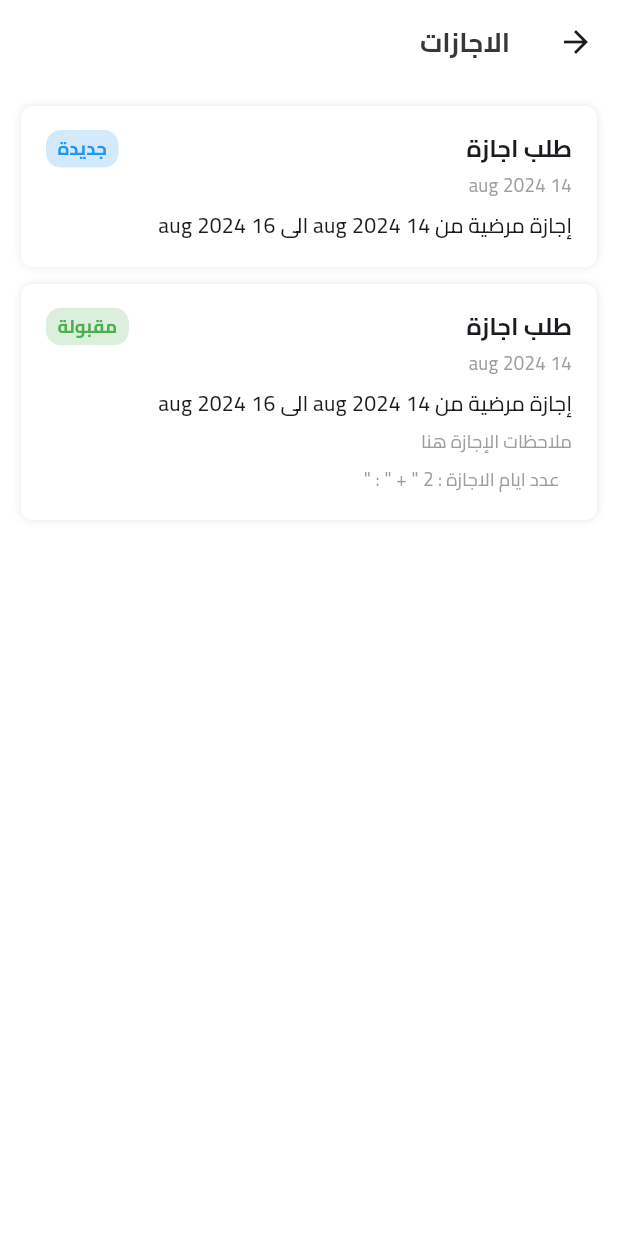
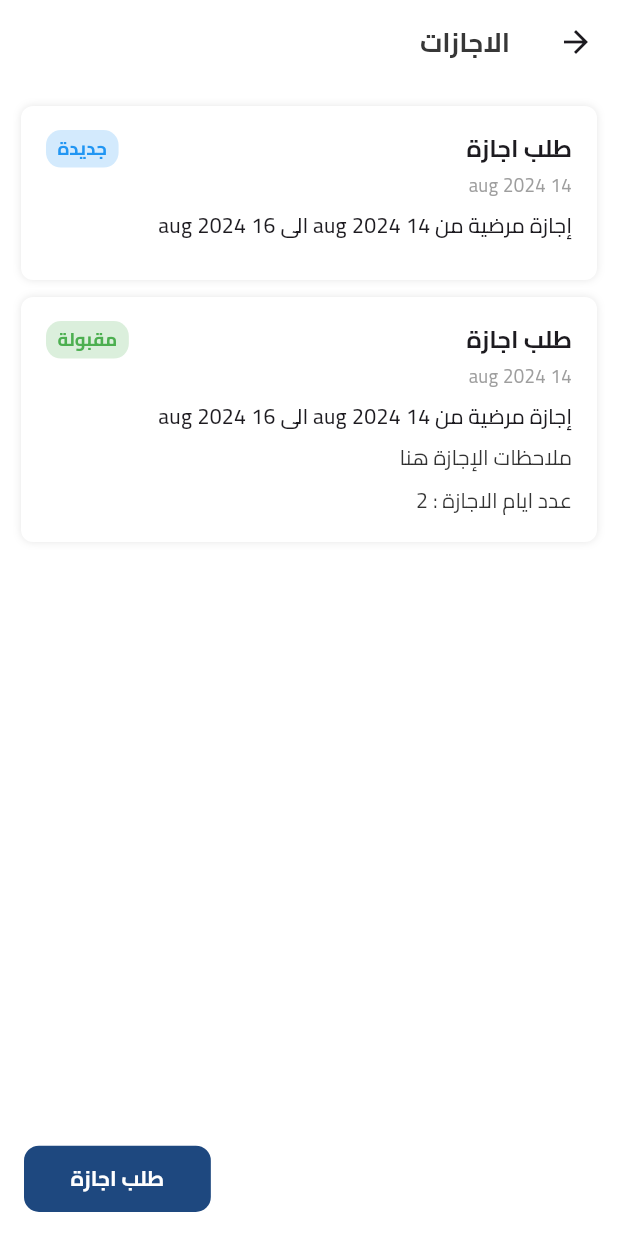
Before and after one commit to TopBusiness-Flutter-Projects/top_sale_2025, a Flutter app: the HolidaysScreen screen opened by its route, on a phone screen of 412 x 824 dp. Run offline on Flutter 3.47's test engine with Material 3 defaults, Android fonts, the phone set to English and light mode, and no system bars; our stand-ins replace auto_size_text, cached_network_image, dartz, dio, dropdown_button2, easy_debounce and 20 more; missing offline and left inert: ai_barcode_scanner, flutter_stepindicator, odoo_rpc, syncfusion_flutter_pdfviewer; accounts and stored records are empty; network calls fail; statements that could not run were skipped.

Commit message:
hr pages ui

```diff
--- a/assets/lang/ar.json
+++ b/assets/lang/ar.json
@@ -135,5 +135,8 @@
   "section": "القسم",
   "jop": "الوظيفة",
   "number_of_working_hours": "عدد ايام العمل",
-  "attendance_and_departure_details": "تفاصيل الحضور والانصراف"
+  "attendance_and_departure_details": "تفاصيل الحضور والانصراف",
+  "holidays_types": "انواع الاجازات",
+  "reason": "السبب",
+  "add": "اضافة"
 }
--- a/lib/config/routes/app_routes.dart
+++ b/lib/config/routes/app_routes.dart
@@ -1,6 +1,7 @@
 import 'package:flutter/material.dart';
 import 'package:top_sale/features/attendance_and_departure/screens/attendance_and_departure_details_screen.dart';
 import 'package:top_sale/features/attendance_and_departure/screens/holidays_screen.dart';
+import 'package:top_sale/features/attendance_and_departure/screens/holidays_type_screen.dart';
 import 'package:top_sale/features/clients/cubit/clients_cubit.dart';
 import 'package:top_sale/features/contact_us/screens/contact_us_screen.dart';
 import 'package:top_sale/features/create_receipt_coucher/screens/create_receipt_coucher_screen.dart';
@@ -65,6 +66,7 @@ class Routes {
   static const String contractRoute = '/contractRoute';
   static const String attendanceAndDepartureDetailsRoute = '/attendanceAndDepartureDetailsRoute';
   static const String holidayRoute = '/holidayRoute';
+  static const String holidayTypesRoute = '/holidayTypesRoute';
 }
 
 class AppRoutes {
@@ -206,6 +208,9 @@ class AppRoutes {
       case Routes.receiptVoucherRoute:
         return MaterialPageRoute(
           builder: (context) => const ReceiptVoucherScreen(),
+        );  case Routes.holidayTypesRoute:
+        return MaterialPageRoute(
+          builder: (context) => const HolidaysTypeScreen(),
         );
       case Routes.createReceiptVoucherRoute:
         int partnerId = settings.arguments as int;
--- a/lib/features/attendance_and_departure/cubit/attendance_and_departure_cubit.dart
+++ b/lib/features/attendance_and_departure/cubit/attendance_and_departure_cubit.dart
@@ -8,5 +8,6 @@ class AttendanceAndDepartureCubit extends Cubit<AttendanceAndDepartureState> {
   AttendanceAndDepartureCubit(this.api) : super(AttendanceAndDepartureInitial());
   ServiceApi api;
   TextEditingController searchController = TextEditingController();
-
+  TextEditingController reasonController = TextEditingController();
+  GlobalKey<FormState> formKey  = GlobalKey<FormState>();
  }
--- a/lib/features/attendance_and_departure/screens/holidays_screen.dart
+++ b/lib/features/attendance_and_departure/screens/holidays_screen.dart
@@ -2,7 +2,7 @@ import 'package:easy_localization/easy_localization.dart';
 import 'package:flutter/material.dart';
 import 'package:flutter_screenutil/flutter_screenutil.dart';
 import 'package:top_sale/core/utils/app_colors.dart';
-
+import '../../../config/routes/app_routes.dart';
 import '../../../core/utils/app_fonts.dart';
 
 class HolidaysScreen extends StatelessWidget {
@@ -20,11 +20,29 @@ class HolidaysScreen extends StatelessWidget {
           style: getBoldStyle(fontSize: 20.sp),
         ),
       ),
+      floatingActionButton: GestureDetector(
+        onTap: () {
+          Navigator.pushNamed(context, Routes.holidayTypesRoute);
+        },
+        child: Container(
+          decoration: BoxDecoration(
+              borderRadius: BorderRadius.circular(10),
+              color: AppColors.primary),
+          height: 50.h,
+          width: 130.w,
+          child: Center(
+            child: Text(
+              "holiday_request".tr(),
+              style: getBoldStyle(color: Colors.white, fontSize: 16.sp),
+            ),
+          ),
+        ),
+      ),
       body: Padding(
         padding: EdgeInsets.all(16.0.w),
         child: ListView(
           children: [
-            HolidayRequestCard(
+            const HolidayRequestCard(
               status: "جديدة", // New
               statusColor: Colors.blue,
               requestDate: "14 aug 2024",
@@ -35,7 +53,7 @@ class HolidaysScreen extends StatelessWidget {
               leaveDays: 0,
             ),
             SizedBox(height: 16.h),
-            HolidayRequestCard(
+            const HolidayRequestCard(
               status: "مقبولة", // Approved
               statusColor: Colors.green,
               requestDate: "14 aug 2024",
@@ -77,15 +95,13 @@ class HolidayRequestCard extends StatelessWidget {
   @override
   Widget build(BuildContext context) {
     return Container(
-
       decoration: BoxDecoration(
         color: AppColors.white,
-borderRadius: BorderRadiusDirectional.circular(8),
+        borderRadius: BorderRadiusDirectional.circular(8),
         boxShadow: [
           BoxShadow(
             blurStyle: BlurStyle.outer,
-            color:
-            Colors.black.withOpacity(0.1), // لون الظل مع تقليل الشفافية
+            color: Colors.black.withOpacity(0.1), // لون الظل مع تقليل الشفافية
             spreadRadius: 1, // مدى انتشار الظل
             blurRadius: 4, // مدى نعومة الظل
             offset: const Offset(0, 1), // الاتجاه الأفقي والرأسي للظل
@@ -102,10 +118,10 @@ borderRadius: BorderRadiusDirectional.circular(8),
               children: [
                 Text(
                   'holiday_request'.tr(), // Holiday Request
-                  style: TextStyle(fontSize: 18.sp, fontWeight: FontWeight.bold),
+                  style:
+                      TextStyle(fontSize: 18.sp, fontWeight: FontWeight.bold),
                 ),
                 StatusBadge(status: status, color: statusColor),
-
               ],
             ),
             SizedBox(height: 4.h),
@@ -125,18 +141,24 @@ borderRadius: BorderRadiusDirectional.circular(8),
                   SizedBox(height: 8.h),
                   Text(
                     notes,
-                    style: TextStyle(fontSize: 14.sp, color: Colors.grey),
+                    style: TextStyle(
+                        fontSize: 16.sp,
+                        color: AppColors.black.withOpacity(0.8)),
                   ),
                 ],
               ),
+            SizedBox(
+              height: 10.sp,
+            ),
             if (leaveDays > 0)
               Column(
                 crossAxisAlignment: CrossAxisAlignment.start,
                 children: [
-                  SizedBox(height: 8.h),
                   Text(
-                    '   ${"number_of_leave_days".tr()} : $leaveDays " + " : " ' ,
-                    style: TextStyle(fontSize: 14.sp, color: Colors.grey),
+                    '${"number_of_leave_days".tr()} : $leaveDays',
+                    style: TextStyle(
+                        fontSize: 16.sp,
+                        color: AppColors.black.withOpacity(0.8)),
                   ),
                 ],
               ),
@@ -157,7 +179,6 @@ class StatusBadge extends StatelessWidget {
   Widget build(BuildContext context) {
     return Container(
       decoration: BoxDecoration(
-
         color: color.withOpacity(0.2),
         borderRadius: BorderRadius.circular(10),
       ),
--- a/lib/features/clients/cubit/clients_cubit.dart
+++ b/lib/features/clients/cubit/clients_cubit.dart
@@ -28,11 +28,11 @@ class ClientsCubit extends Cubit<ClientsState> {
   GlobalKey<FormState> formKey = GlobalKey<FormState>();
   GetAllPartnersModel? allPartnersModel;
   List<String> Images = [
-    ImageAssets.addressIcon2,
+    ImageAssets.addressIcon,
     ImageAssets.invoiceIcon,
     ImageAssets.sellersIcon,
     ImageAssets.buyerIcon,
-    ImageAssets.moneyIcon,
+    ImageAssets.receiptVoucherIcon,
     ImageAssets.waitingMoneyIcon
   ];
   List<String> Texts = [
--- a/lib/features/clients/screens/profile_client.dart
+++ b/lib/features/clients/screens/profile_client.dart
@@ -1,5 +1,4 @@
 import 'package:easy_localization/easy_localization.dart';
-import 'package:flutter/cupertino.dart';
 import 'package:flutter/material.dart';
 import 'package:flutter_bloc/flutter_bloc.dart';
 import 'package:flutter_screenutil/flutter_screenutil.dart';
```
Also changed, not shown: assets/lang/en.json (+4 -3 lines), lib/features/attendance_and_departure/screens/holidays_type_screen.dart (added, +253 -0 lines), lib/features/clients/screens/widgets/custom_row_profile_client.dart (+5 -5 lines), assets/icons/buyer.png, assets/icons/invoice-icon.png, assets/icons/sellers.png, assets/icons/waiting_money.png.
